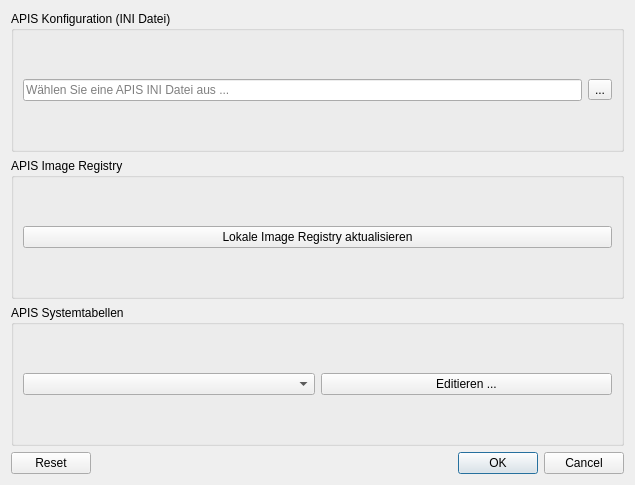
Old version of the form APIS/ui/apis_settings.ui in the repository APIS-Luftbildarchiv/APIS3.
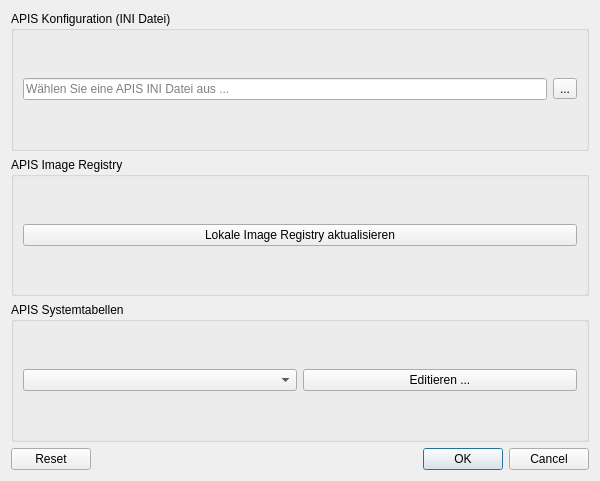
New version of the form. Icons and pictures are not drawn.

Diff of the .ui file:
```diff
--- a/APIS/ui/apis_settings.ui
+++ b/APIS/ui/apis_settings.ui
@@ -9,8 +9,8 @@
    <rect>
     <x>0</x>
     <y>0</y>
-    <width>635</width>
-    <height>485</height>
+    <width>600</width>
+    <height>481</height>
    </rect>
   </property>
   <property name="sizePolicy">
```
